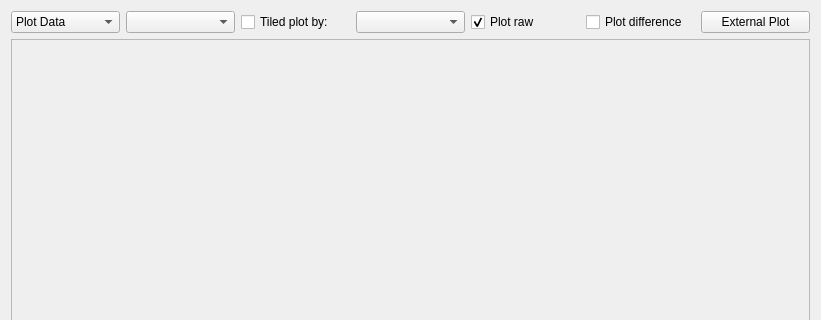
mantidproject/mantid, file scripts/Muon/GUI/Common/plot_widget/plotting_widget_view.ui: the form before one commit; both pictures show x 0 to 821 and y 0 to 320 of the 821 by 809 pixel window.
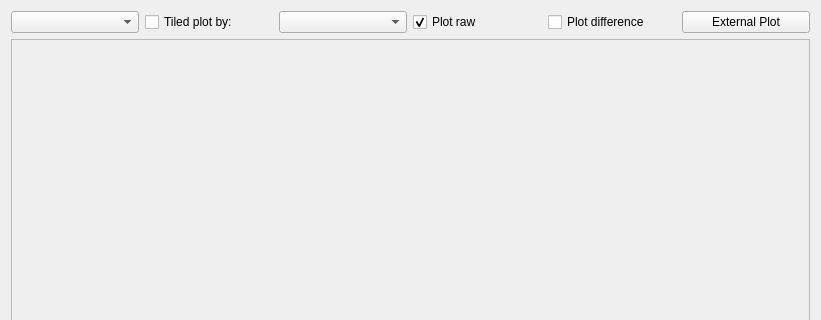
The form after the commit.

Commit message: 31385 muon data plot refactor step 1

The edit to the form file:
```diff
--- a/scripts/Muon/GUI/Common/plot_widget/plotting_widget_view.ui
+++ b/scripts/Muon/GUI/Common/plot_widget/plotting_widget_view.ui
@@ -22,20 +22,6 @@
      <property name="rightMargin">
       <number>0</number>
      </property>
-     <item>
-      <widget class="QComboBox" name="fit_or_data_combo_box">
-       <item>
-        <property name="text">
-         <string>Plot Data</string>
-        </property>
-       </item>
-       <item>
-        <property name="text">
-         <string>Plot Fits</string>
-        </property>
-       </item>
-      </widget>
-     </item>
      <item>
       <widget class="QComboBox" name="plot_type_combo"/>
      </item>
```
The commit also changes 7 other files.
